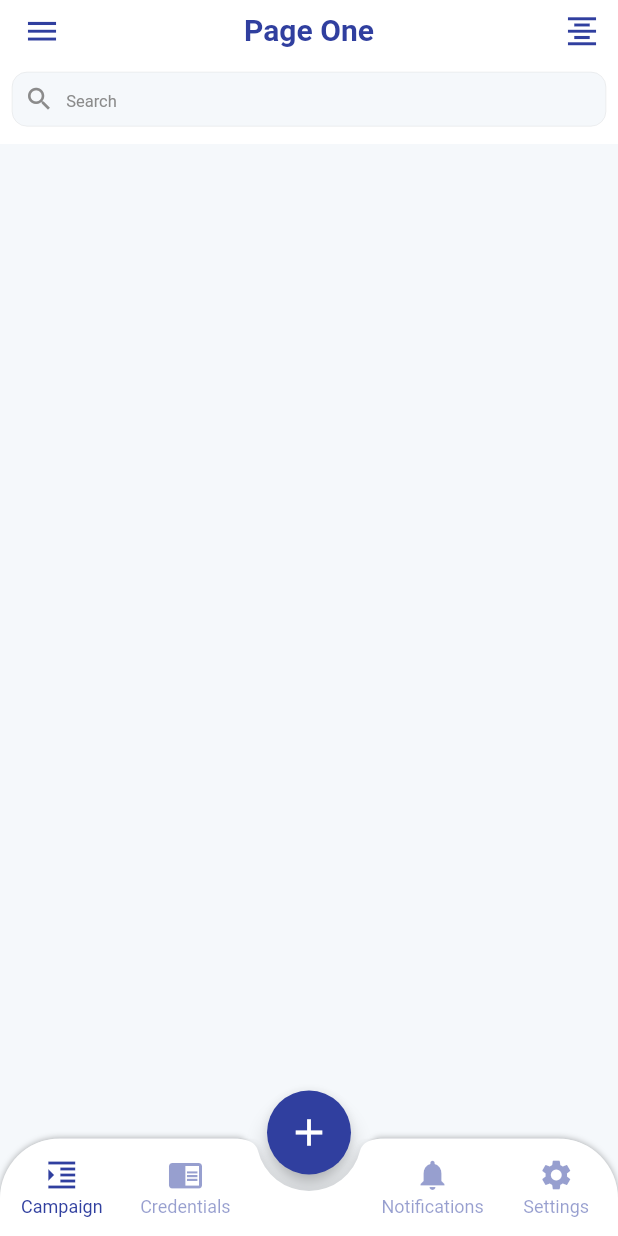
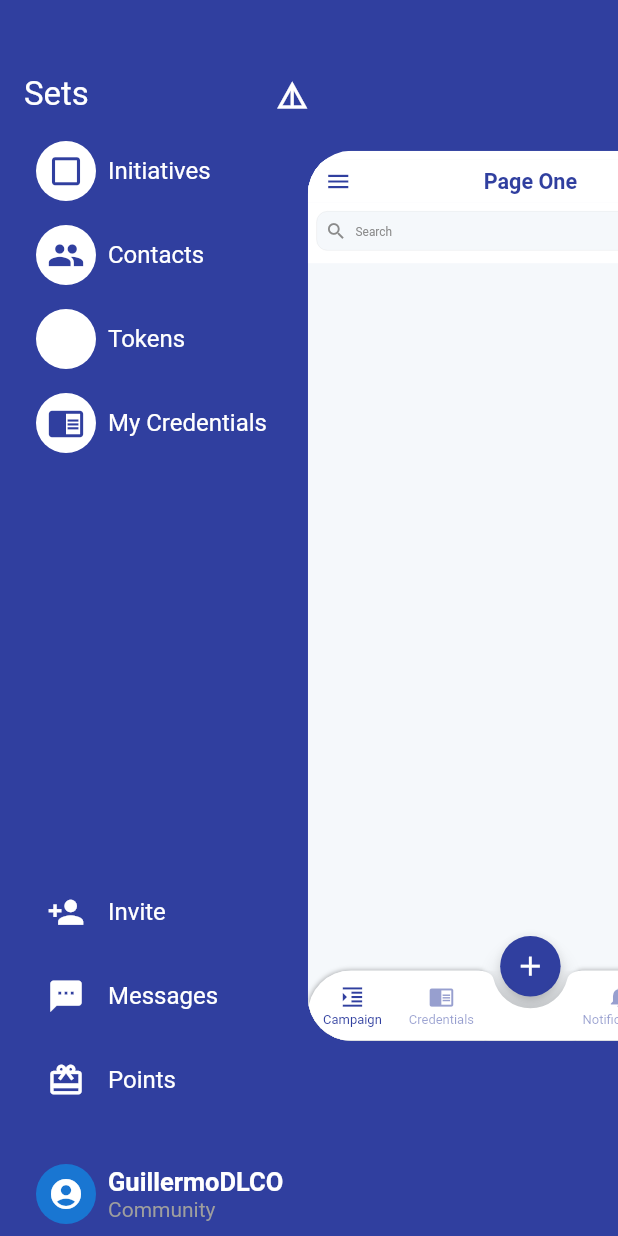
Before and after one commit to GuillermoDLCO/FlutterChallenges, a Flutter app: the HiddenMenuBottomBarFab screen opened directly, after a tap on the "menu" icon, on a phone screen of 412 x 824 dp. Run offline on Flutter 3.47's test engine with Material 2 defaults, Android fonts, the light colour scheme and no system bars.

Commit message:
Pass function to open drawer in AppBar

```diff
--- a/lib/hidden_drawer_bottom_bar_fab/hidden_drawer_bottom_bar_fab.dart
+++ b/lib/hidden_drawer_bottom_bar_fab/hidden_drawer_bottom_bar_fab.dart
@@ -84,10 +84,10 @@ class _HiddenMenuBottomBarFabState extends State<HiddenMenuBottomBarFab> with Si
                                     IndexedStack(
                                       index: currentIndex,
                                       children: [
-                                        _IndexedPages(backgroundColor: Colors.green, title: 'Page One'),
-                                        _IndexedPages(backgroundColor: Colors.blue, title: 'Page Two'),
-                                        _IndexedPages(backgroundColor: Colors.grey, title: 'Page Three'),
-                                        _IndexedPages(backgroundColor: Colors.brown, title: 'Page Four'),
+                                        _IndexedPages(backgroundColor: Colors.green, title: 'Page One', openDrawer: () => openMenuDrawer()),
+                                        _IndexedPages(backgroundColor: Colors.blue, title: 'Page Two', openDrawer: () => openMenuDrawer()),
+                                        _IndexedPages(backgroundColor: Colors.grey, title: 'Page Three', openDrawer: () => openMenuDrawer()),
+                                        _IndexedPages(backgroundColor: Colors.brown, title: 'Page Four', openDrawer: () => openMenuDrawer()),
                                       ],
                                     ),
                                     Positioned(bottom: 4.0, child: _FloatingActionButtonCustom()),
@@ -487,18 +487,20 @@ class _IndexedPages extends StatelessWidget {
     Key key,
     @required this.backgroundColor,
     @required this.title,
+    this.openDrawer,
   })  : assert(backgroundColor != null),
         assert(title != null),
         super(key: key);
   final Color backgroundColor;
   final String title;
+  final VoidCallback openDrawer;
 
   @override
   Widget build(BuildContext context) {
     return Scaffold(
       appBar: PreferredSize(
         preferredSize: Size(double.infinity, 40.0),
-        child: _CustomAppBar(title: title),
+        child: _CustomAppBar(title: title, openDrawer: () => openDrawer()),
       ),
       backgroundColor: PalleteColor.backgroundColor,
       body: _BodyPage(),
@@ -510,9 +512,11 @@ class _CustomAppBar extends StatelessWidget {
   const _CustomAppBar({
     Key key,
     @required this.title,
+    this.openDrawer,
   })  : assert(title != null),
         super(key: key);
   final String title;
+  final VoidCallback openDrawer;
 
   @override
   Widget build(BuildContext context) {
@@ -530,7 +534,7 @@ class _CustomAppBar extends StatelessWidget {
           size: 25,
           color: PalleteColor.actionButtonColor,
         ),
-        onPressed: () {},
+        onPressed: () => openDrawer(),
       ),
       centerTitle: true,
       actions: <Widget>[
--- a/lib/main.dart
+++ b/lib/main.dart
@@ -47,7 +47,7 @@ class _MyHomePageState extends State<MyHomePage> {
           children: <Widget>[
             ActionButton(
               action: () => Navigator.push(context, MaterialPageRoute(builder: (context) => HiddenMenuBottomBarFab())),
-              label: 'Hidden menu with fab in bottom bar',
+              label: 'Hidden menu with FAB in bottom bar',
             ),
           ],
         ),
```
